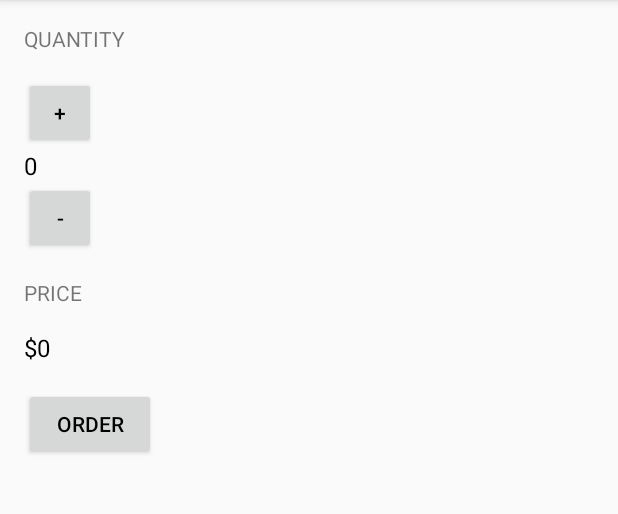
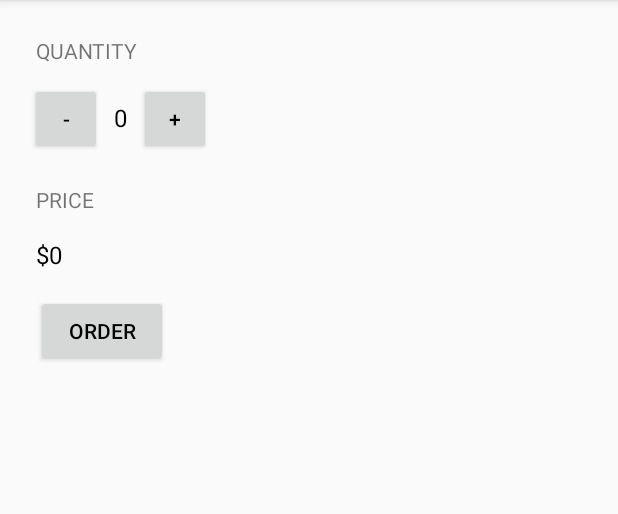
Before and after one commit to KKatus/Interactive2, an Android app: the screen it shows after launch (MainActivity), on a phone screen of 412 x 824 dp, the part 84-598 px from its top. Run offline under Robolectric (Android 15) with nearby library versions, the phone set to English and light mode, and no system bars.

Commit message:
changed plus and minus button to be on side of nummber

```diff
--- a/app/src/main/java/com/example/interactive2/MainActivity.java
+++ b/app/src/main/java/com/example/interactive2/MainActivity.java
@@ -59,7 +59,8 @@ public class MainActivity extends AppCompatActivity {
 
     private void displayPrice(int number) {
         TextView priceTextView = (TextView) findViewById(R.id.price_text_view);
-        priceTextView.setText(NumberFormat.getCurrencyInstance().format(number));
+        /**priceTextView.setText(NumberFormat.getCurrencyInstance().format(number));**/
+        priceTextView.setText("CHF "+number);
     }
 
 }
--- a/app/src/main/res/layout/activity_main.xml
+++ b/app/src/main/res/layout/activity_main.xml
@@ -11,35 +11,51 @@
     <TextView
         android:layout_width="wrap_content"
         android:layout_height="wrap_content"
+        android:layout_margin="8dp"
         android:layout_marginBottom="16dp"
         android:text="quantity"
         android:textAllCaps="true" />
 
-    <Button
-        android:id="@+id/increment"
-        android:layout_width="48dp"
-        android:layout_height="48dp"
-        android:onClick="increment"
-        android:text="+" />
-
-    <TextView
-        android:id="@+id/quantity_text_view"
+    <LinearLayout
         android:layout_width="wrap_content"
         android:layout_height="wrap_content"
-        android:text="0"
-        android:textColor="@color/Black"
-        android:textSize="16sp" />
+        android:orientation="horizontal">
 
-    <Button
-        android:id="@+id/decrement"
-        android:layout_width="48dp"
-        android:layout_height="48dp"
-        android:onClick="decrement"
-        android:text="-" />
+
+        <Button
+            android:id="@+id/decrement"
+            android:layout_width="48dp"
+            android:layout_height="48dp"
+            android:layout_margin="4dp"
+            android:onClick="decrement"
+            android:text="-" />
+
+
+        <TextView
+            android:id="@+id/quantity_text_view"
+            android:layout_width="wrap_content"
+            android:layout_height="wrap_content"
+            android:layout_margin="4dp"
+            android:text="0"
+            android:textColor="@color/Black"
+            android:textSize="16sp" />
+
+        <Button
+            android:id="@+id/increment"
+            android:layout_width="48dp"
+            android:layout_height="48dp"
+            android:layout_margin="4dp"
+            android:onClick="increment"
+            android:text="+" />
+
+
+    </LinearLayout>
+
 
     <TextView
         android:layout_width="wrap_content"
         android:layout_height="wrap_content"
+        android:layout_marginLeft="8dp"
         android:layout_marginTop="16dp"
         android:layout_marginBottom="16dp"
         android:text="price"
@@ -50,6 +66,7 @@
         android:id="@+id/price_text_view"
         android:layout_width="wrap_content"
         android:layout_height="wrap_content"
+        android:layout_marginLeft="8dp"
         android:text="$0"
         android:textColor="@color/Black"
         android:textSize="16sp" />
@@ -58,6 +75,7 @@
         android:id="@+id/button"
         android:layout_width="wrap_content"
         android:layout_height="wrap_content"
+        android:layout_marginLeft="8dp"
         android:layout_marginTop="16dp"
         android:onClick="submitOrder"
         android:text="Order" />
```
